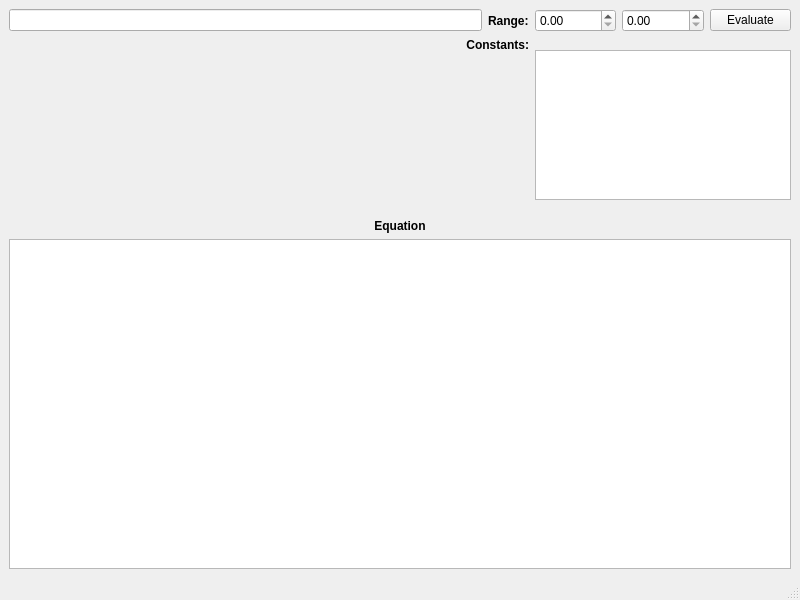
Qt form Graphing.ui (4ydx/easygraph) before a commit.
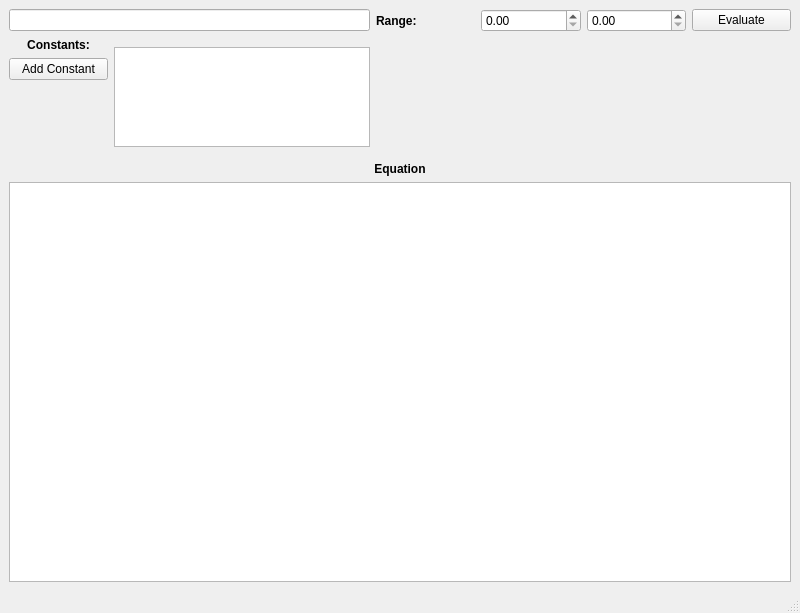
The same form after that commit.

Commit message: Adding the "constants" model which will allow the user to define numeric values for any constants present in the function.

What changed in the file:
```diff
--- a/Graphing.ui
+++ b/Graphing.ui
@@ -6,7 +6,7 @@
     <x>0</x>
     <y>0</y>
     <width>800</width>
-    <height>600</height>
+    <height>613</height>
    </rect>
   </property>
   <property name="windowTitle" >
@@ -18,14 +18,14 @@
      <x>0</x>
      <y>21</y>
      <width>800</width>
-     <height>560</height>
+     <height>573</height>
     </rect>
    </property>
    <layout class="QGridLayout" name="gridLayout" >
-    <item row="0" column="0" >
+    <item row="0" column="0" colspan="2" >
      <widget class="QLineEdit" name="equationLineEdit" />
     </item>
-    <item row="0" column="1" >
+    <item row="0" column="2" >
      <widget class="QLabel" name="label_2" >
       <property name="font" >
        <font>
@@ -41,20 +41,20 @@
       </property>
      </widget>
     </item>
-    <item row="0" column="2" >
-     <widget class="QDoubleSpinBox" name="lowerDoubleSpinBox" />
-    </item>
     <item row="0" column="3" >
-     <widget class="QDoubleSpinBox" name="higherDoubleSpinBox" />
+     <widget class="QDoubleSpinBox" name="lowerDoubleSpinBox" />
     </item>
     <item row="0" column="4" >
+     <widget class="QDoubleSpinBox" name="higherDoubleSpinBox" />
+    </item>
+    <item row="0" column="5" >
      <widget class="QPushButton" name="evaluatePushButton" >
       <property name="text" >
        <string>Evaluate</string>
       </property>
      </widget>
     </item>
-    <item row="1" column="0" colspan="2" >
+    <item row="1" column="0" >
      <widget class="QLabel" name="label" >
       <property name="font" >
        <font>
@@ -66,11 +66,11 @@
        <string>Constants:</string>
       </property>
       <property name="alignment" >
-       <set>Qt::AlignRight|Qt::AlignTrailing|Qt::AlignVCenter</set>
+       <set>Qt::AlignCenter</set>
       </property>
      </widget>
     </item>
-    <item rowspan="2" row="1" column="2" colspan="3" >
+    <item rowspan="3" row="1" column="1" >
      <widget class="QTableView" name="constantsTableView" >
       <property name="sizePolicy" >
        <sizepolicy vsizetype="Fixed" hsizetype="Fixed" >
@@ -81,12 +81,12 @@
       <property name="maximumSize" >
        <size>
         <width>256</width>
-        <height>150</height>
+        <height>100</height>
        </size>
       </property>
      </widget>
     </item>
-    <item row="2" column="0" >
+    <item rowspan="3" row="1" column="2" >
      <spacer name="verticalSpacer" >
       <property name="orientation" >
        <enum>Qt::Vertical</enum>
@@ -94,12 +94,32 @@
       <property name="sizeHint" stdset="0" >
        <size>
         <width>20</width>
-        <height>134</height>
+        <height>97</height>
        </size>
       </property>
      </spacer>
     </item>
-    <item row="3" column="0" colspan="5" >
+    <item row="2" column="0" >
+     <widget class="QPushButton" name="addConstantsModelPointPushButton" >
+      <property name="text" >
+       <string>Add Constant</string>
+      </property>
+     </widget>
+    </item>
+    <item row="3" column="0" >
+     <spacer name="verticalSpacer_2" >
+      <property name="orientation" >
+       <enum>Qt::Vertical</enum>
+      </property>
+      <property name="sizeHint" stdset="0" >
+       <size>
+        <width>20</width>
+        <height>48</height>
+       </size>
+      </property>
+     </spacer>
+    </item>
+    <item row="4" column="0" colspan="6" >
      <widget class="QLabel" name="equationLabel" >
       <property name="font" >
        <font>
@@ -115,12 +135,12 @@
       </property>
      </widget>
     </item>
-    <item row="4" column="0" colspan="5" >
+    <item row="5" column="0" colspan="6" >
      <widget class="QTextBrowser" name="textBrowser" >
       <property name="minimumSize" >
        <size>
         <width>0</width>
-        <height>330</height>
+        <height>400</height>
        </size>
       </property>
      </widget>
@@ -141,7 +161,7 @@
    <property name="geometry" >
     <rect>
      <x>0</x>
-     <y>581</y>
+     <y>594</y>
      <width>800</width>
      <height>19</height>
     </rect>
```
Left out of the diff: 3 changed lines with no effect on the pictures. The commit also changes 4 other files.
